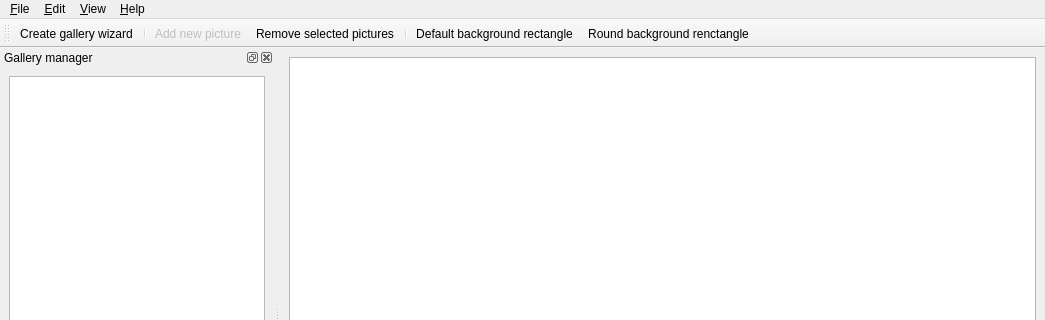
BackupTheBerlios/galerist-svn, file trunk/src/mainwindow.ui: the form before one commit; both pictures show x 0 to 1045 and y 0 to 320 of the 1045 by 605 pixel window.
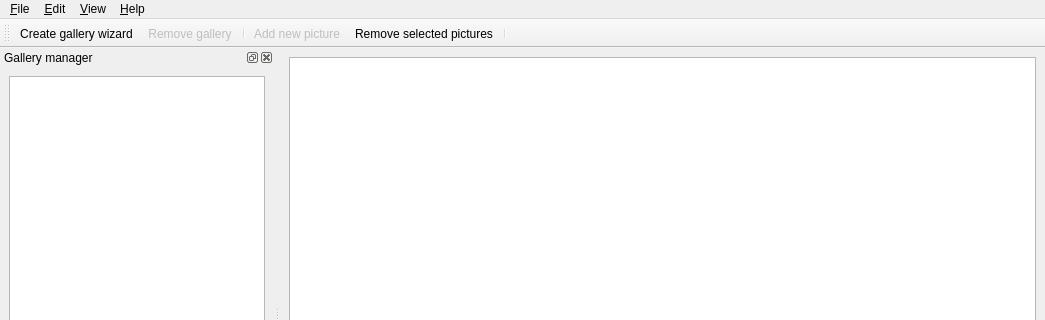
The form after the commit. Icons and pictures are not drawn. Custom widgets are drawn as their Qt base class.

Patch:
```diff
--- a/trunk/src/mainwindow.ui
+++ b/trunk/src/mainwindow.ui
@@ -148,12 +148,11 @@
     <bool>false</bool>
    </attribute>
    <addaction name="actionNew" />
+   <addaction name="actionRemoveGallery" />
    <addaction name="separator" />
    <addaction name="actionAdd" />
    <addaction name="actionRemove" />
    <addaction name="separator" />
-   <addaction name="actionDefaultBackground" />
-   <addaction name="actionRoundBackground" />
   </widget>
   <action name="actionAbout" >
    <property name="icon" >
```
Left out of the diff: 82 changed lines with no effect on the pictures.
